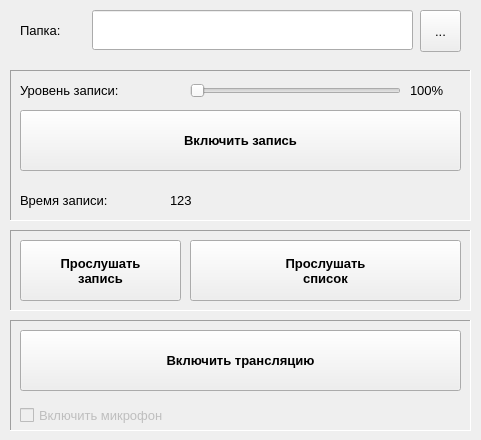
Above: mainwindowschoolradio.ui from kivni/SchRadio before the change. Below: the same form after it.
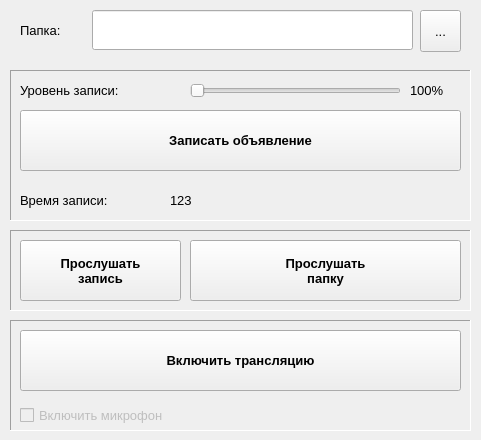
That is the form after the change.

What changed in the file:
```diff
--- a/mainwindowschoolradio.ui
+++ b/mainwindowschoolradio.ui
@@ -136,7 +136,7 @@
       <bool>false</bool>
      </property>
      <property name="text">
-      <string>Включить запись</string>
+      <string>Записать объявление</string>
      </property>
      <property name="checkable">
       <bool>true</bool>
@@ -307,7 +307,7 @@
      </property>
      <property name="text">
       <string>Прослушать
-список</string>
+папку</string>
      </property>
     </widget>
    </widget>
```
Left out of the diff: 2 changed lines with no effect on the pictures.
